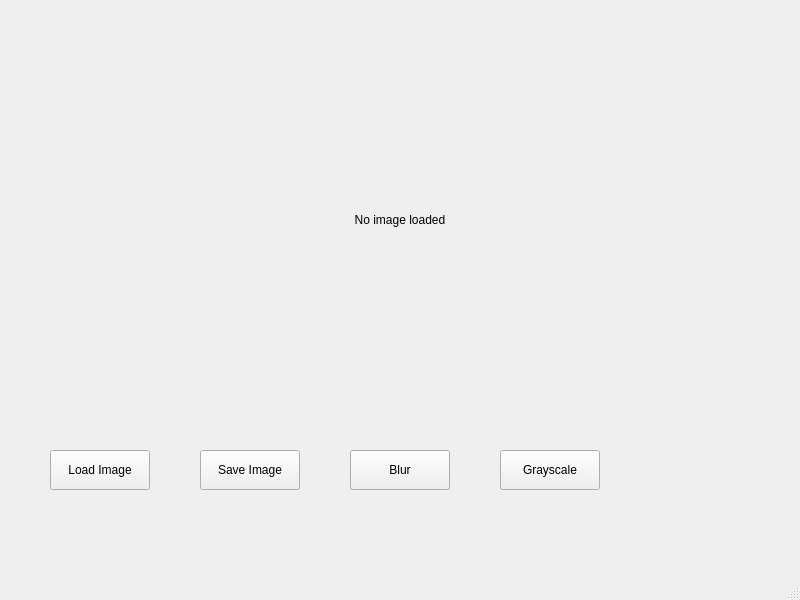
Before: the Qt Designer form mainwindow.ui in Abdelhamid-El-rashidy/RGBit, drawn with Qt 5.
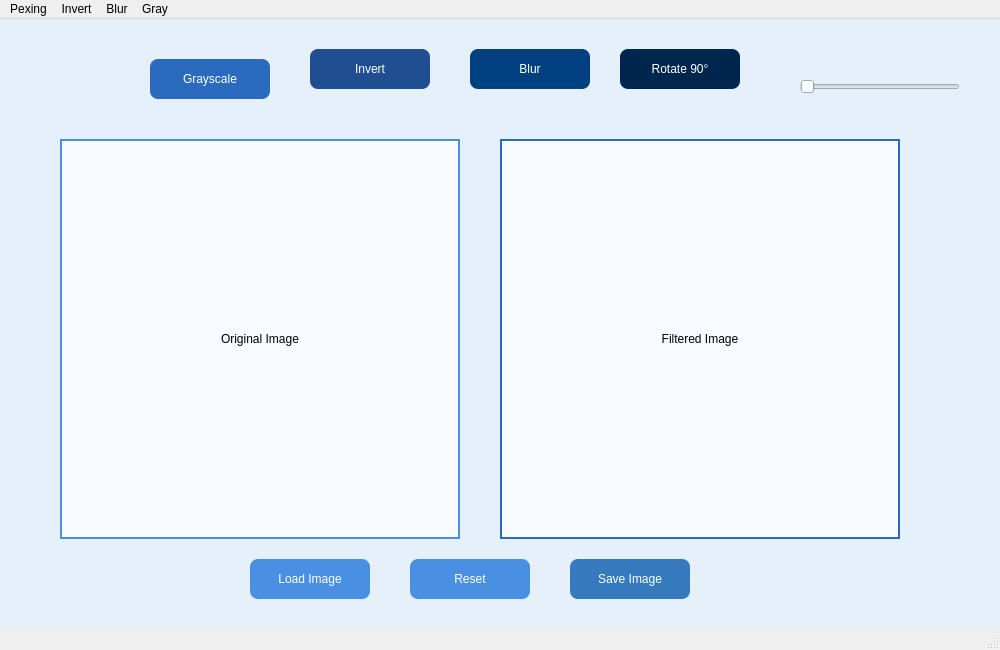
After: the same form once the commit is applied.

```diff
--- a/mainwindow.ui
+++ b/mainwindow.ui
@@ -6,92 +6,218 @@
    <rect>
     <x>0</x>
     <y>0</y>
-    <width>800</width>
-    <height>600</height>
+    <width>1000</width>
+    <height>650</height>
    </rect>
   </property>
   <property name="windowTitle">
    <string>Image Processor</string>
   </property>
   <widget class="QWidget" name="centralwidget">
-   <widget class="QLabel" name="imageLabel">
+   <property name="styleSheet">
+    <string notr="true">background-color: #e6f0fa;</string>
+   </property>
+   <widget class="QLabel" name="originalLabel">
     <property name="geometry">
      <rect>
-      <x>150</x>
-      <y>20</y>
-      <width>500</width>
+      <x>60</x>
+      <y>120</y>
+      <width>400</width>
       <height>400</height>
      </rect>
     </property>
+    <property name="styleSheet">
+     <string notr="true">border: 2px solid #4a90e2; background-color: #f7fbff;</string>
+    </property>
     <property name="text">
-     <string>No image loaded</string>
+     <string>Original Image</string>
     </property>
     <property name="alignment">
-     <set>Qt::AlignCenter</set>
+     <set>Qt::AlignmentFlag::AlignCenter</set>
     </property>
+   </widget>
+   <widget class="QLabel" name="filteredLabel">
+    <property name="geometry">
+     <rect>
+      <x>500</x>
+      <y>120</y>
+      <width>400</width>
+      <height>400</height>
+     </rect>
+    </property>
+    <property name="styleSheet">
+     <string notr="true">border: 2px solid #2a6bbf; background-color: #f7fbff;</string>
+    </property>
+    <property name="text">
+     <string>Filtered Image</string>
+    </property>
     <property name="scaledContents">
      <bool>true</bool>
     </property>
+    <property name="alignment">
+     <set>Qt::AlignmentFlag::AlignCenter</set>
+    </property>
    </widget>
-
-   <widget class="QPushButton" name="loadButton">
+   <widget class="QPushButton" name="loadImageButton">
     <property name="geometry">
      <rect>
-      <x>50</x>
-      <y>450</y>
-      <width>100</width>
+      <x>250</x>
+      <y>540</y>
+      <width>120</width>
       <height>40</height>
      </rect>
     </property>
+    <property name="styleSheet">
+     <string notr="true">background-color: #4a90e2; color: white; border-radius: 8px;</string>
+    </property>
     <property name="text">
      <string>Load Image</string>
     </property>
    </widget>
-
    <widget class="QPushButton" name="saveButton">
     <property name="geometry">
      <rect>
-      <x>200</x>
-      <y>450</y>
-      <width>100</width>
+      <x>570</x>
+      <y>540</y>
+      <width>120</width>
       <height>40</height>
      </rect>
     </property>
+    <property name="styleSheet">
+     <string notr="true">background-color: #357ABD; color: white; border-radius: 8px;</string>
+    </property>
     <property name="text">
      <string>Save Image</string>
     </property>
    </widget>
-
-   <widget class="QPushButton" name="blurButton">
+   <widget class="QPushButton" name="applyGrayButton">
     <property name="geometry">
      <rect>
-      <x>350</x>
-      <y>450</y>
-      <width>100</width>
+      <x>150</x>
+      <y>40</y>
+      <width>120</width>
       <height>40</height>
      </rect>
     </property>
-    <property name="text">
-     <string>Blur</string>
-    </property>
-   </widget>
-
-   <widget class="QPushButton" name="grayButton">
-    <property name="geometry">
-     <rect>
-      <x>500</x>
-      <y>450</y>
-      <width>100</width>
-      <height>40</height>
-     </rect>
+    <property name="styleSheet">
+     <string notr="true">background-color: #2a6bbf; color: white; border-radius: 8px;</string>
     </property>
     <property name="text">
      <string>Grayscale</string>
     </property>
    </widget>
+   <widget class="QPushButton" name="applyInvertButton">
+    <property name="geometry">
+     <rect>
+      <x>310</x>
+      <y>30</y>
+      <width>120</width>
+      <height>40</height>
+     </rect>
+    </property>
+    <property name="styleSheet">
+     <string notr="true">background-color: #1f4e91; color: white; border-radius: 8px;</string>
+    </property>
+    <property name="text">
+     <string>Invert</string>
+    </property>
+   </widget>
+   <widget class="QPushButton" name="applyBlurButton">
+    <property name="geometry">
+     <rect>
+      <x>470</x>
+      <y>30</y>
+      <width>120</width>
+      <height>40</height>
+     </rect>
+    </property>
+    <property name="styleSheet">
+     <string notr="true">background-color: #004080; color: white; border-radius: 8px;</string>
+    </property>
+    <property name="text">
+     <string>Blur</string>
+    </property>
+   </widget>
+   <widget class="QPushButton" name="applyRotateButton">
+    <property name="geometry">
+     <rect>
+      <x>620</x>
+      <y>30</y>
+      <width>120</width>
+      <height>40</height>
+     </rect>
+    </property>
+    <property name="styleSheet">
+     <string notr="true">background-color: #00264d; color: white; border-radius: 8px;</string>
+    </property>
+    <property name="text">
+     <string>Rotate 90°</string>
+    </property>
+   </widget>
+   <widget class="QPushButton" name="resetButton">
+    <property name="geometry">
+     <rect>
+      <x>410</x>
+      <y>540</y>
+      <width>120</width>
+      <height>40</height>
+     </rect>
+    </property>
+    <property name="styleSheet">
+     <string notr="true">background-color: #4a90e2; color: white; border-radius: 8px;</string>
+    </property>
+    <property name="text">
+     <string>Reset</string>
+    </property>
+   </widget>
+   <widget class="QSlider" name="horizontalSlider">
+    <property name="geometry">
+     <rect>
+      <x>800</x>
+      <y>60</y>
+      <width>160</width>
+      <height>16</height>
+     </rect>
+    </property>
+    <property name="orientation">
+     <enum>Qt::Orientation::Horizontal</enum>
+    </property>
+   </widget>
   </widget>
-
-  <widget class="QMenuBar" name="menubar"/>
+  <widget class="QMenuBar" name="menubar">
+   <property name="geometry">
+    <rect>
+     <x>0</x>
+     <y>0</y>
+     <width>1000</width>
+     <height>23</height>
+    </rect>
+   </property>
+   <widget class="QMenu" name="menuPexing">
+    <property name="title">
+     <string>Pexing</string>
+    </property>
+   </widget>
+   <widget class="QMenu" name="menuInvert">
+    <property name="title">
+     <string>Invert</string>
+    </property>
+   </widget>
+   <widget class="QMenu" name="menuBlur">
+    <property name="title">
+     <string>Blur</string>
+    </property>
+   </widget>
+   <widget class="QMenu" name="menuGray">
+    <property name="title">
+     <string>Gray</string>
+    </property>
+   </widget>
+   <addaction name="menuPexing"/>
+   <addaction name="menuInvert"/>
+   <addaction name="menuBlur"/>
+   <addaction name="menuGray"/>
+  </widget>
   <widget class="QStatusBar" name="statusbar"/>
  </widget>
  <resources/>
```
Left out of the diff: 3 changed lines with no effect on the pictures.
